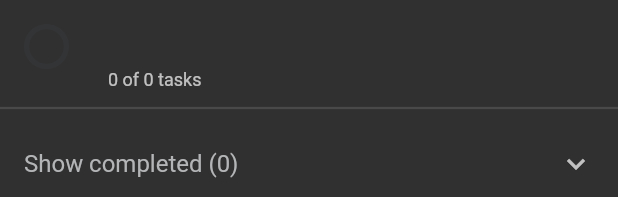
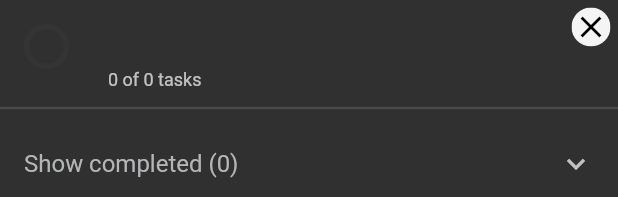
Before and after one commit to Bygaga63/todo-bygaga-flutter, a Flutter app: the TaskList widget shown alone on an empty page, opened directly with empty values, on a phone screen of 412 x 824 dp. Shown: the top 197 px of the screen. Run offline on Flutter 3.47's test engine with Material 2 defaults, Android fonts, the phone set to English and light mode, and no system bars; drawn by our look-alikes of percent_indicator; our stand-ins replace bloc, dartz, equatable, flutter_bloc, get_it; missing offline and left inert: flutter_statusbarcolor; network calls fail.

```diff
--- a/lib/todo/presentation/widgets/task_list.dart
+++ b/lib/todo/presentation/widgets/task_list.dart
@@ -70,9 +70,26 @@ class _TaskListState extends State<TaskList> {
         });
   }
 
+  Widget _closeButton(context) => ClipOval(
+        child: InkWell(
+          onTap: () => Navigator.of(context).pop(),
+          child: Container(
+            padding: EdgeInsets.all(1.0),
+            color: Color(0xFFF4F4F4),
+            child: Icon(
+              Icons.close,
+              color: Colors.black,
+            ),
+          ),
+        ),
+      );
+
   @override
   Widget build(BuildContext context) {
-    return Column(
+    return SafeArea(
+      child: Stack(
+        children: <Widget>[
+          Column(
             children: <Widget>[
               ListTile(
                 leading: CircularPercentIndicator(
@@ -103,6 +120,14 @@ class _TaskListState extends State<TaskList> {
                 onExpansionChanged: _onExpansionClick,
               ),
             ],
+          ),
+          Positioned(
+            child: this._closeButton(context),
+            right: 5.0,
+            top: 5.0,
+          )
+        ],
+      ),
     );
   }
 }
```
Also changed, not shown: lib/main.dart (+10 -2 lines), lib/todo/presentation/pages/todo.dart (+1 -28 lines), lib/todo/presentation/pages/todo_list.dart (+2 -7 lines), lib/todo/presentation/pages/todo_scroll.dart (+21 -41 lines). Lines whose indentation alone changed are shown as unchanged.
